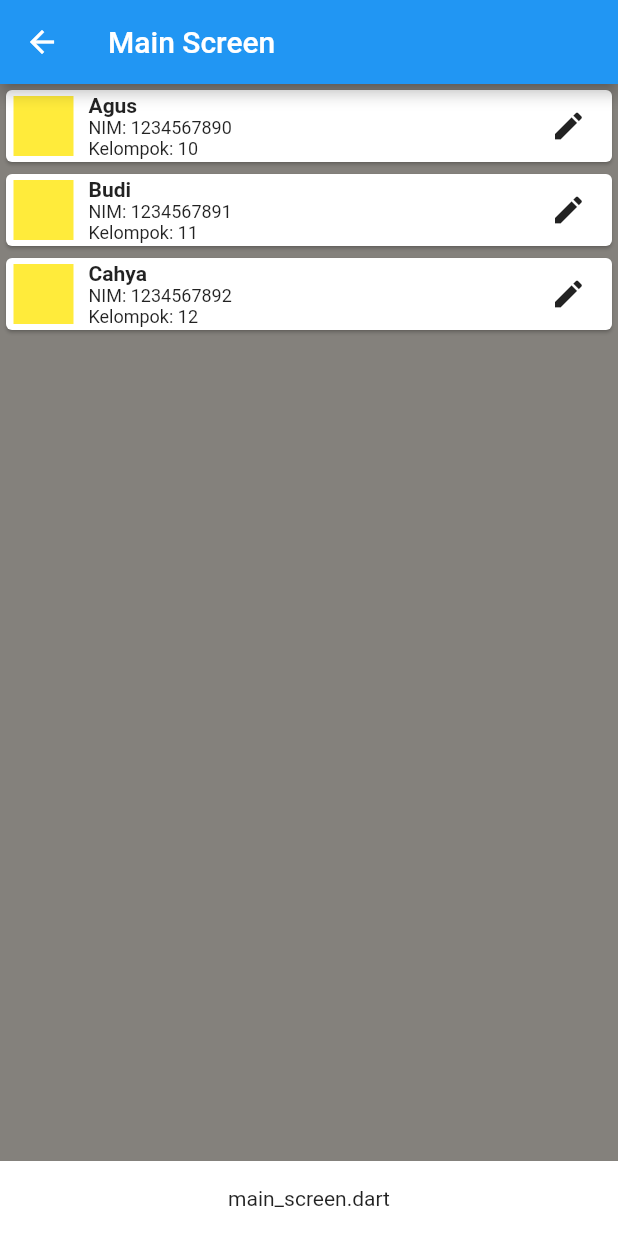
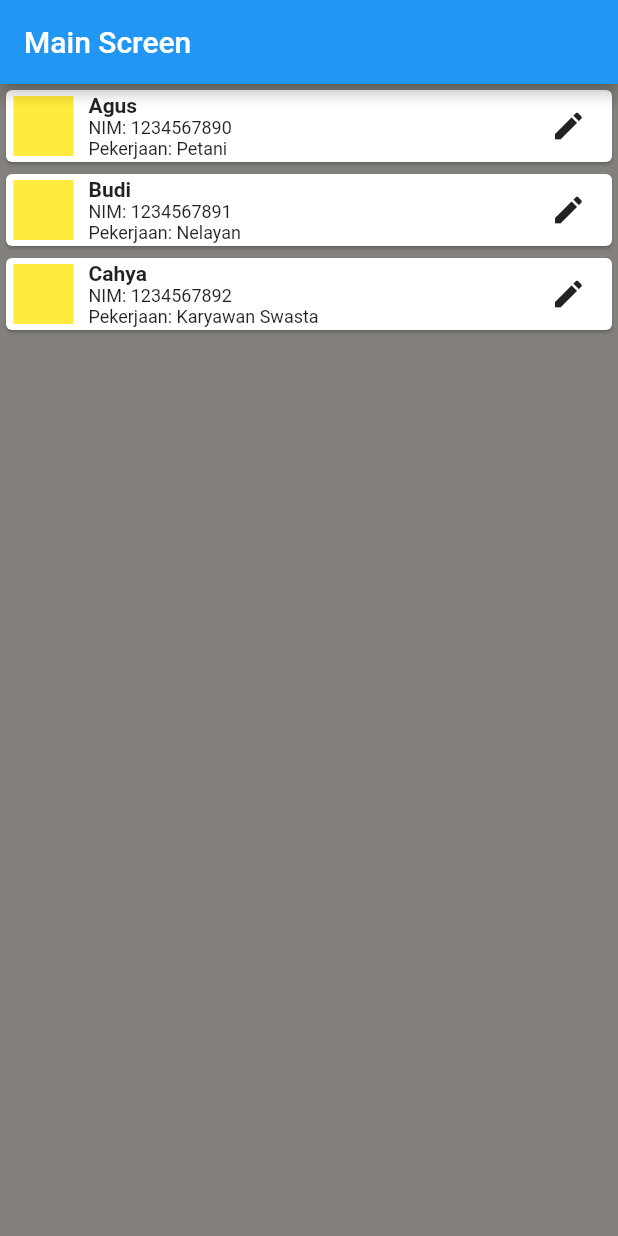
Before and after one commit to mohammadzarkasi/flutter-2021, a Flutter app: the MainScreen screen opened directly, on a phone screen of 412 x 824 dp. Run offline on Flutter 3.47's test engine with Material 2 defaults, Android fonts, the phone set to English and light mode, and no system bars.

Commit message:
update pekerjaan

```diff
--- a/lib/main_screen.dart
+++ b/lib/main_screen.dart
@@ -1,4 +1,6 @@
-import 'package:app_studio/models/model_mahasiswa.dart';
+import 'package:app_studio/detail_screen.dart';
+import 'package:app_studio/detail_screen2.dart';
+import 'package:app_studio/models/model_person.dart';
 import 'package:flutter/material.dart';
 
 class MainScreen extends StatefulWidget {
@@ -9,11 +11,12 @@ class MainScreen extends StatefulWidget {
 }
 
 class _MainScreenState extends State<MainScreen> {
-  var _listMhs = [
-    ModelMahasiswa(nama: 'Agus', nim: '1234567890', kelompok: '10'),
-    ModelMahasiswa(nama: 'Budi', nim: '1234567891', kelompok: '11'),
-    ModelMahasiswa(nama: 'Cahya', nim: '1234567892', kelompok: '12'),
+  var _listPerson = [
+    ModelPerson(nama: 'Agus', nik: '1234567890', pekerjaan: 1),
+    ModelPerson(nama: 'Budi', nik: '1234567891', pekerjaan: 2),
+    ModelPerson(nama: 'Cahya', nik: '1234567892', pekerjaan: 3),
   ];
+
   @override
   Widget build(BuildContext context) {
     return Scaffold(
@@ -25,29 +28,85 @@ class _MainScreenState extends State<MainScreen> {
         height: double.infinity,
         color: Color.fromRGBO(132, 129, 124, 1),
         child: Column(
-          mainAxisAlignment: MainAxisAlignment.center,
-          children: [
-            Expanded(
-              child: ListView(
-                children: _listMhs.map((mhs) {
-                  return _buildItemMhs(mhs);
-                }).toList(),
+          children: _listPerson.map((person) {
+            return Card(
+              child: Row(
+                children: [
+                  SizedBox(width: 5),
+                  Container(
+                    height: 40,
+                    width: 40,
+                    color: Colors.yellow,
+                  ),
+                  SizedBox(width: 10),
+                  Column(
+                    crossAxisAlignment: CrossAxisAlignment.start,
+                    children: [
+                      Text(person.nama, style: TextStyle(fontWeight: FontWeight.bold)),
+                      Text('NIM: ${person.nik}', style: TextStyle(fontSize: 12)),
+                      Text('Pekerjaan: ${_getNamaPekerjaan(person.pekerjaan)}', style: TextStyle(fontSize: 12)),
+                    ],
+                  ),
+                  Expanded(child: Container()),
+                  IconButton(
+                    onPressed: () async {
+                      var result = await Navigator.of(context).pushNamed(
+                        '/detail',
+                        arguments: {
+                          'person': person,
+                        },
+                      );
+
+                      _handleNavResult(result, person);
+                    },
+                    icon: Icon(Icons.edit),
+                  ),
+                  SizedBox(width: 5),
+                ],
               ),
-            ),
-            Container(
-              height: 50,
-              width: double.infinity,
-              color: Colors.white,
-              alignment: Alignment.center,
-              child: Text('main_screen.dart'),
-            )
-          ],
+            );
+          }).toList(),
         ),
       ),
     );
   }
 
-  Widget _buildItemMhs(ModelMahasiswa mhs) {
+  void _handleNavResult(Object? result, ModelPerson person) {
+    if (result != null) {
+      var resultMap = result as Map<String, Object>;
+      if (resultMap.containsKey('pekerjaan')) {
+        var pekerjaan = resultMap['pekerjaan'];
+        if (pekerjaan is int) {
+          int _pekerjaan = pekerjaan;
+          var index = _listPerson.indexOf(person);
+          if (index >= 0) {
+            setState(() {
+              _listPerson[index] = ModelPerson(
+                nama: person.nama,
+                nik: person.nik,
+                pekerjaan: _pekerjaan,
+              );
+            });
+          }
+        }
+      }
+    }
+  }
+
+  String _getNamaPekerjaan(int id) {
+    if (id == 1) {
+      return 'Petani';
+    }
+    if (id == 2) {
+      return 'Nelayan';
+    }
+    if (id == 3) {
+      return 'Karyawan Swasta';
+    }
+    return 'Mahasiswa';
+  }
+
+  Widget _buildItemMhs(ModelPerson mhs) {
     return Card(
       child: Row(
         children: [
@@ -62,8 +121,8 @@ class _MainScreenState extends State<MainScreen> {
             crossAxisAlignment: CrossAxisAlignment.start,
             children: [
               Text(mhs.nama, style: TextStyle(fontWeight: FontWeight.bold)),
-              Text('NIM: ${mhs.nim}', style: TextStyle(fontSize: 12)),
-              Text('Kelompok: ${mhs.kelompok}', style: TextStyle(fontSize: 12)),
+              Text('NIM: ${mhs.nik}', style: TextStyle(fontSize: 12)),
+              Text('Kelompok: ${mhs.pekerjaan}', style: TextStyle(fontSize: 12)),
             ],
           ),
           Expanded(child: Container()),
@@ -79,5 +138,5 @@ class _MainScreenState extends State<MainScreen> {
     );
   }
 
-  void _keScreenDetail(ModelMahasiswa mhs) {}
+  void _keScreenDetail(ModelPerson mhs) {}
 }
--- a/lib/main_screen2.dart
+++ b/lib/main_screen2.dart
@@ -1,4 +1,4 @@
-import 'package:app_studio/models/model_mahasiswa.dart';
+import 'package:app_studio/models/model_person.dart';
 import 'package:flutter/material.dart';
 
 class MainScreen2 extends StatefulWidget {
--- a/lib/models/model_mahasiswa.dart
+++ /dev/null
@@ -1,8 +0,0 @@
-class ModelMahasiswa {
-  final String nama, nim, kelompok;
-  ModelMahasiswa({
-    required this.nama,
-    required this.nim,
-    required this.kelompok,
-  });
-}
--- /dev/null
+++ b/lib/models/model_person.dart
@@ -0,0 +1,9 @@
+class ModelPerson {
+  final String nama, nik;
+  final int pekerjaan;
+  ModelPerson({
+    required this.nama,
+    required this.nik,
+    required this.pekerjaan,
+  });
+}
```
Also changed, not shown: lib/detail_screen.dart (+43 -5 lines), lib/detail_screen2.dart (added, +76 -0 lines), lib/main.dart (+5 -5 lines).
